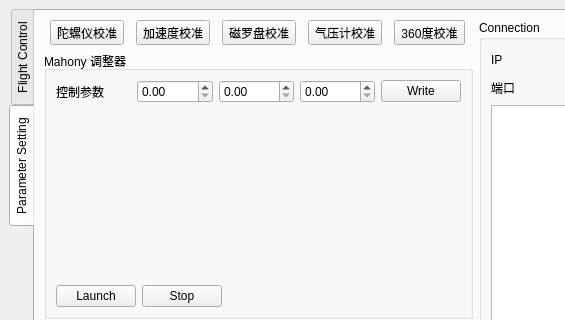
Old version of the form SkyPulseUAV_GroundStation/mainwindow.ui in the repository Tony-Btian/SkyPulseUAV; both pictures show x 0 to 565 and y 0 to 320 of the 928 by 634 pixel window.
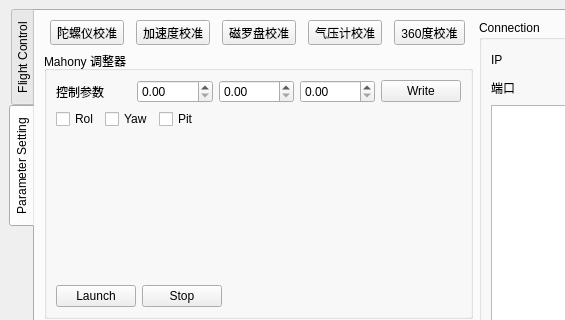
New version of the form. Icons and pictures are not drawn. Custom widgets are drawn as their Qt base class.

Diff of the .ui file:
```diff
--- a/SkyPulseUAV_GroundStation/mainwindow.ui
+++ b/SkyPulseUAV_GroundStation/mainwindow.ui
@@ -433,7 +433,7 @@
             <property name="title">
              <string>Mahony 调整器</string>
             </property>
-            <layout class="QVBoxLayout" name="verticalLayout_4" stretch="0,1,0">
+            <layout class="QVBoxLayout" name="verticalLayout_4" stretch="0,0,2,0">
              <item>
               <layout class="QHBoxLayout" name="horizontalLayout_2">
                <item>
@@ -461,6 +461,44 @@
                </item>
               </layout>
              </item>
+             <item>
+              <layout class="QHBoxLayout" name="horizontalLayout_7">
+               <item>
+                <widget class="QCheckBox" name="checkBox_3">
+                 <property name="text">
+                  <string>Rol</string>
+                 </property>
+                </widget>
+               </item>
+               <item>
+                <widget class="QCheckBox" name="checkBox_2">
+                 <property name="text">
+                  <string>Yaw</string>
+                 </property>
+                </widget>
+               </item>
+               <item>
+                <widget class="QCheckBox" name="checkBox">
+                 <property name="text">
+                  <string>Pit</string>
+                 </property>
+                </widget>
+               </item>
+               <item>
+                <spacer name="horizontalSpacer_4">
+                 <property name="orientation">
+                  <enum>Qt::Horizontal</enum>
+                 </property>
+                 <property name="sizeHint" stdset="0">
+                  <size>
+                   <width>40</width>
+                   <height>20</height>
+                  </size>
+                 </property>
+                </spacer>
+               </item>
+              </layout>
+             </item>
              <item>
               <widget class="QCustomPlot" name="PlotDisplay_Mahony" native="true">
                <layout class="QGridLayout" name="gridLayout_6"/>
```
